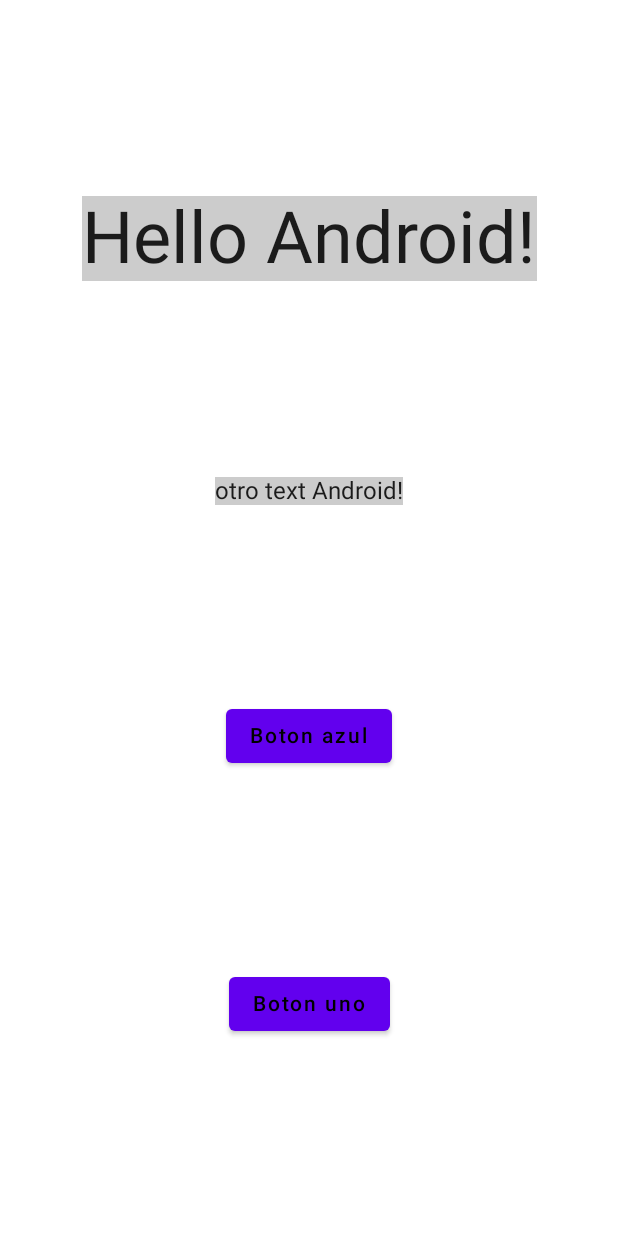
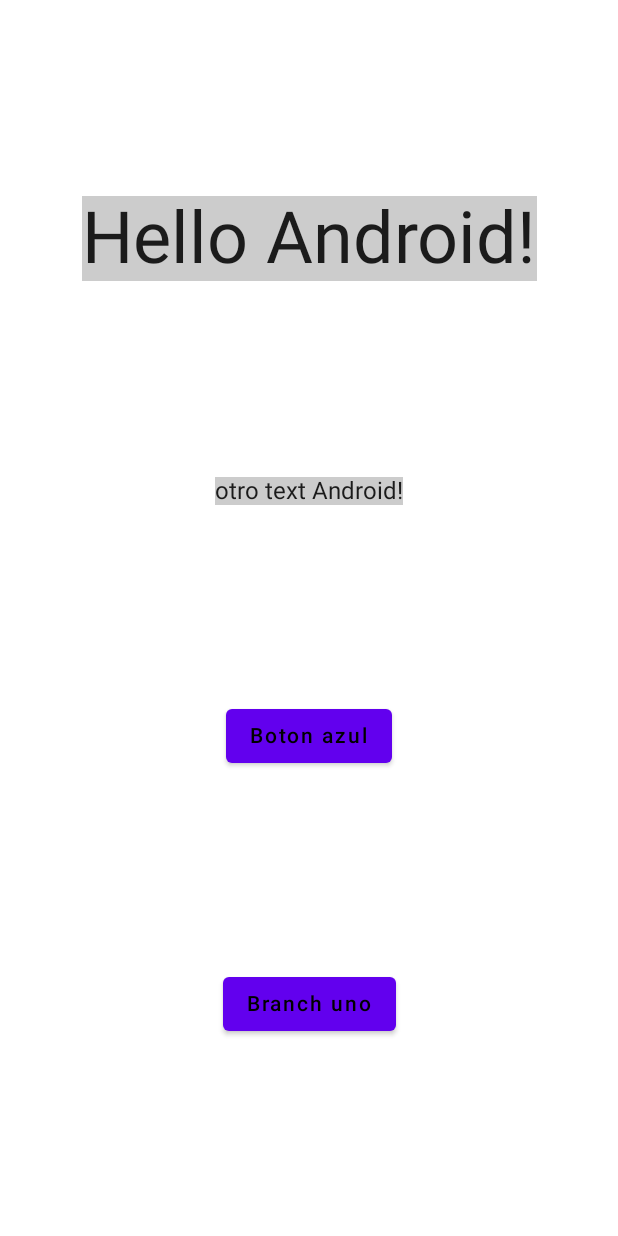
Before and after one commit to camarmadev/GitPruebas, an Android app built with Jetpack Compose: the screen it shows after launch (MainActivity), on a phone screen of 412 x 824 dp. Run offline under Robolectric (Android 15) with nearby library versions, the phone set to English and light mode, and no system bars.

Commit message:
cambio su texto rama uno

```diff
--- a/app/src/main/java/com/javidev/gitpruebasjavikidoandroid/MainActivity.kt
+++ b/app/src/main/java/com/javidev/gitpruebasjavikidoandroid/MainActivity.kt
@@ -52,7 +52,7 @@ fun Greeting(name: String) {
         }
 
         Button(onClick = { /*TODO*/ }) {
-            Text(text = "Boton uno", color = Color.Black)
+            Text(text = "Branch uno", color = Color.Black)
         }
 
     }
```
